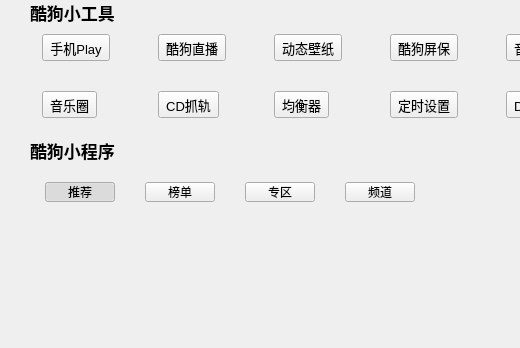
Before: the Qt Designer form KuGouStart/Search/Search.ui in a-mo-xi-wei/Qt-KuGouAppClient, drawn with Qt 5; both pictures show x 0 to 520 and y 0 to 348 of the 1000 by 348 pixel window.
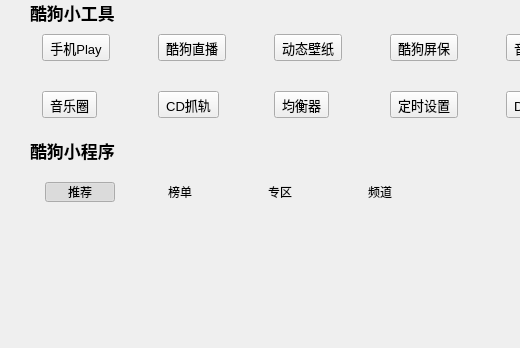
After: the same form once the commit is applied. Custom widgets are drawn as their Qt base class.

Diff of the .ui file:
```diff
--- a/KuGouStart/Search/Search.ui
+++ b/KuGouStart/Search/Search.ui
@@ -704,6 +704,9 @@
               <property name="checkable">
                <bool>true</bool>
               </property>
+              <property name="flat">
+               <bool>true</bool>
+              </property>
              </widget>
             </item>
             <item>
@@ -783,6 +786,9 @@
               <property name="checkable">
                <bool>true</bool>
               </property>
+              <property name="flat">
+               <bool>true</bool>
+              </property>
              </widget>
             </item>
             <item>
@@ -862,6 +868,9 @@
               <property name="checkable">
                <bool>true</bool>
               </property>
+              <property name="flat">
+               <bool>true</bool>
+              </property>
              </widget>
             </item>
             <item>
```
Left out of the diff: 3 changed lines with no effect on the pictures.
